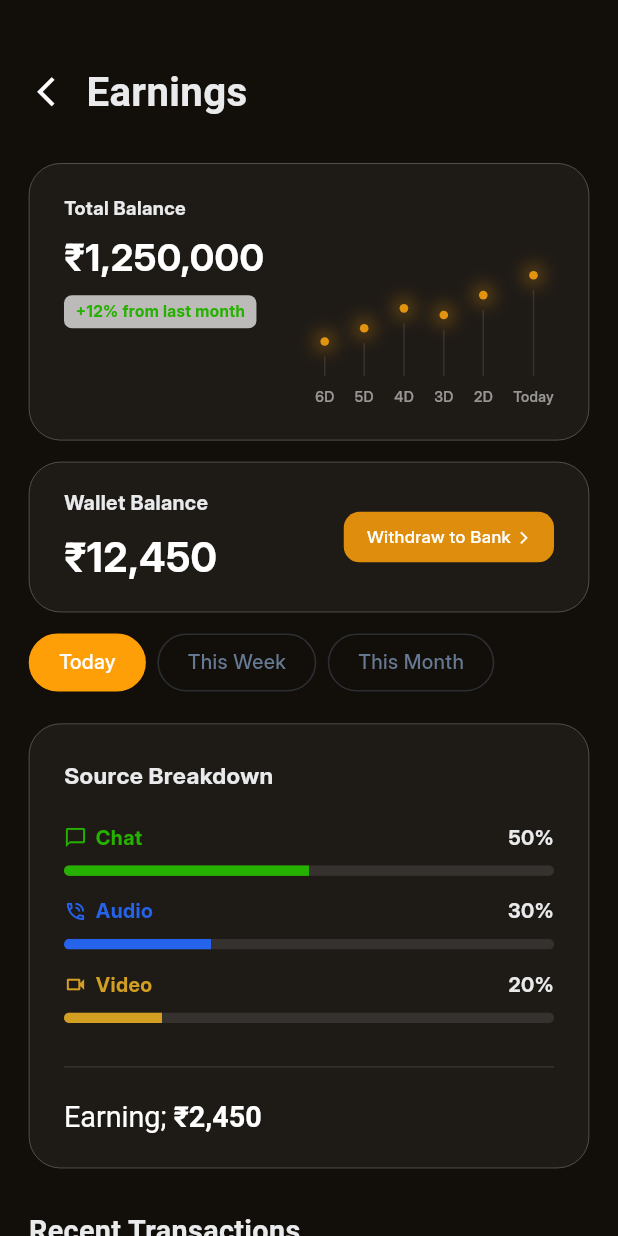
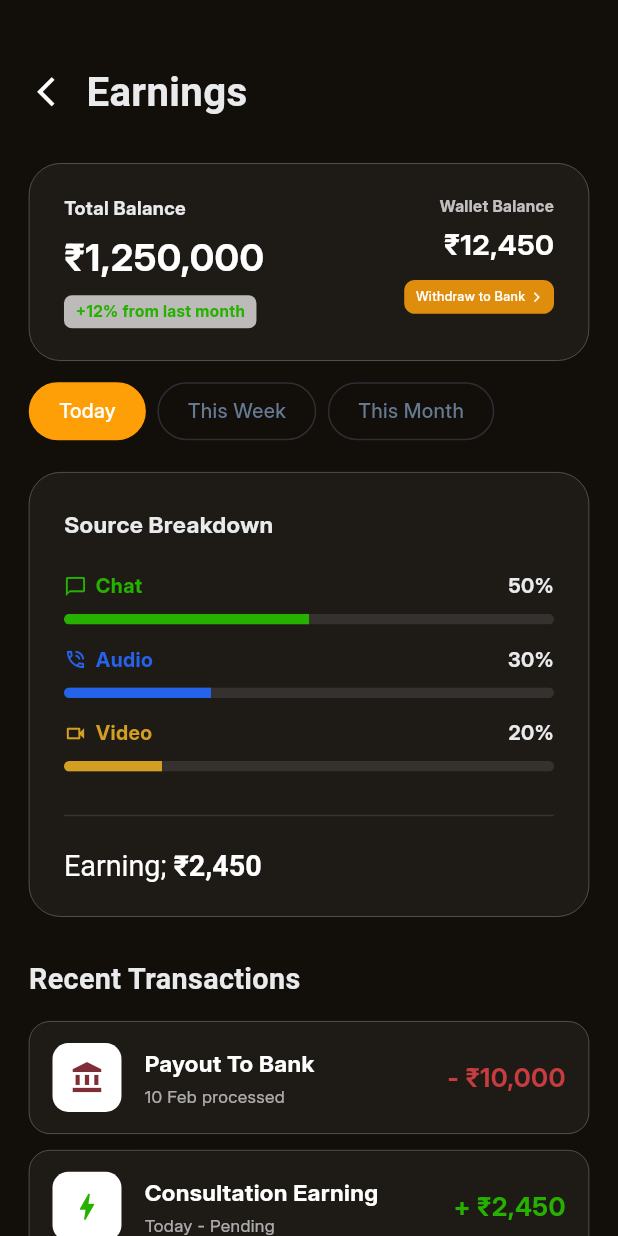
Before and after one commit to diintechteam10-coder/Brahmakosh_AppPartners_NewApp, a Flutter app: the EarningScreen screen opened directly, on a phone screen of 412 x 824 dp. Run offline on Flutter 3.47's test engine with Material 3 defaults, Android fonts, the phone set to English and light mode, and no system bars; our stand-ins replace bloc, dio, equatable, firebase_core, flutter_screenutil, flutter_secure_storage and 12 more; missing offline and left inert: socket_io_client_new; accounts and stored records are empty; Roboto replaces fonts that are missing (Lora); project files that could hold a hidden picture were left out.

Commit message:
change total earning screen

```diff
--- a/lib/features/earning/pages/earning_screen.dart
+++ b/lib/features/earning/pages/earning_screen.dart
@@ -2,6 +2,8 @@ import 'package:flutter/material.dart';
 import 'package:flutter_screenutil/flutter_screenutil.dart';
 import 'package:brahmakoshpartners/core/const/colours.dart';
 import 'package:brahmakoshpartners/core/const/fonts.dart';
+
+import 'withdraw_screen.dart';
 
 class EarningScreen extends StatelessWidget {
   const EarningScreen({super.key});
@@ -58,13 +60,8 @@ class EarningScreen extends StatelessWidget {
 
                     32.verticalSpace,
 
-                    /// TOTAL BALANCE GRAPH CARD
+                    /// TOTAL BALANCE AND WALLET CARD
                     _LifetimeEarningsCard(),
-
-                    16.verticalSpace,
-
-                    /// WALLET BALANCE CARD
-                    _WalletBalanceCard(),
 
                     16.verticalSpace,
 
@@ -167,8 +164,11 @@ class _LifetimeEarningsCard extends StatelessWidget {
         border: Border.all(color: Colours.white.withOpacity(0.3), width: 0.5),
       ),
       padding: EdgeInsets.symmetric(horizontal: 24.w, vertical: 24.h),
-      child: Stack(
+      child: Row(
+        crossAxisAlignment: CrossAxisAlignment.start,
+        mainAxisAlignment: MainAxisAlignment.spaceBetween,
         children: [
+          // Left Side: Total Balance
           Column(
             crossAxisAlignment: CrossAxisAlignment.start,
             children: [
@@ -205,128 +205,53 @@ class _LifetimeEarningsCard extends StatelessWidget {
                   ),
                 ),
               ),
-              60.verticalSpace, // Provide enough natural height for the Stack
             ],
           ),
 
-          /// STATIC GRAPH MOCK (Absolute Positioned over Bottom-Right)
-          Positioned(
-            right: 0,
-            bottom: 0,
-            child: Row(
+          // Right Side: Wallet Balance & Withdraw Button
+          Column(
             crossAxisAlignment: CrossAxisAlignment.end,
-              mainAxisAlignment: MainAxisAlignment.end,
-              children: [
-                _mockGraphPoint(height: 15.h, label: '6D'),
-                14.horizontalSpace,
-                _mockGraphPoint(height: 25.h, label: '5D'),
-                14.horizontalSpace,
-                _mockGraphPoint(height: 40.h, label: '4D'),
-                14.horizontalSpace,
-                _mockGraphPoint(height: 35.h, label: '3D'),
-                14.horizontalSpace,
-                _mockGraphPoint(height: 50.h, label: '2D'),
-                14.horizontalSpace,
-                _mockGraphPoint(height: 65.h, label: 'Today', isMax: true),
-              ],
-            ),
-          ),
-        ],
-      ),
-    );
-  }
-
-  Widget _mockGraphPoint({
-    required double height,
-    required String label,
-    bool isMax = false,
-  }) {
-    return Column(
-      mainAxisAlignment: MainAxisAlignment.end,
-      children: [
-        Container(
-          width: 6.w,
-          height: 6.w,
-          decoration: BoxDecoration(
-            color: Colours.orangeE3940E,
-            shape: BoxShape.circle,
-            boxShadow: [
-              BoxShadow(
-                color: Colours.orangeE3940E.withOpacity(0.8),
-                blurRadius: 10,
-                spreadRadius: 2,
-              ),
-            ],
-          ),
-        ),
-        8.verticalSpace,
-        Container(
-          width: 1,
-          height: height,
-          color: Colours.white.withOpacity(0.1),
-        ),
-        8.verticalSpace,
-        Text(
-          label,
-          style: TextStyle(
-            fontSize: 10.sp,
-            color: Colours.whiteE9EAEC.withOpacity(0.6),
-            fontFamily: Fonts.medium,
-          ),
-        ),
-      ],
-    );
-  }
-}
-
-class _WalletBalanceCard extends StatelessWidget {
-  @override
-  Widget build(BuildContext context) {
-    return Container(
-      width: double.infinity,
-      padding: EdgeInsets.symmetric(horizontal: 24.w, vertical: 20.h),
-      decoration: BoxDecoration(
-        color: Colours.white.withOpacity(0.05),
-        borderRadius: BorderRadius.circular(24.r),
-        border: Border.all(color: Colours.white.withOpacity(0.3), width: 0.5),
-      ),
-      child: Row(
-        mainAxisAlignment: MainAxisAlignment.spaceBetween,
-        children: [
-          Column(
-            crossAxisAlignment: CrossAxisAlignment.start,
             children: [
               Text(
                 'Wallet Balance',
                 style: TextStyle(
-                  fontSize: 14.sp,
+                  fontSize: 11.sp,
                   fontFamily: Fonts.bold,
-                  color: Colours.whiteE9EAEC,
+                  color: Colours.whiteE9EAEC.withOpacity(0.8),
                 ),
               ),
-              8.verticalSpace,
+              4.verticalSpace,
               Text(
                 '₹12,450',
                 style: TextStyle(
-                  fontSize: 28.sp,
+                  fontSize: 20.sp,
                   fontFamily: Fonts.bold,
                   color: Colours.white,
                 ),
               ),
-            ],
+              12.verticalSpace,
+              GestureDetector(
+                onTap: () {
+                  Navigator.push(
+                    context,
+                    MaterialPageRoute(
+                      builder: (context) => const WithdrawScreen(),
                     ),
-          Container(
-            padding: EdgeInsets.symmetric(horizontal: 16.w, vertical: 10.h),
+                  );
+                },
+                child: Container(
+                  padding: EdgeInsets.symmetric(horizontal: 8.w, vertical: 6.h),
                   decoration: BoxDecoration(
                     color: Colours.orangeDE8E0C,
-              borderRadius: BorderRadius.circular(12.r),
+                    borderRadius: BorderRadius.circular(8.r),
                   ),
                   child: Row(
+                    mainAxisSize: MainAxisSize.min,
                     children: [
                       Text(
                         'Withdraw to Bank',
                         style: TextStyle(
-                    fontSize: 12.sp,
+                          fontSize: 9.sp,
                           fontFamily: Fonts.medium,
                           color: Colours.white,
                         ),
@@ -335,10 +260,13 @@ class _WalletBalanceCard extends StatelessWidget {
                       Icon(
                         Icons.arrow_forward_ios,
                         color: Colours.white,
-                  size: 10.sp,
+                        size: 8.sp,
                       ),
                     ],
                   ),
+                ),
+              ),
+            ],
           ),
         ],
       ),
```
Also changed, not shown: lib/features/earning/pages/withdraw_screen.dart (added, +267 -0 lines). Lines whose indentation alone changed are shown as unchanged.
